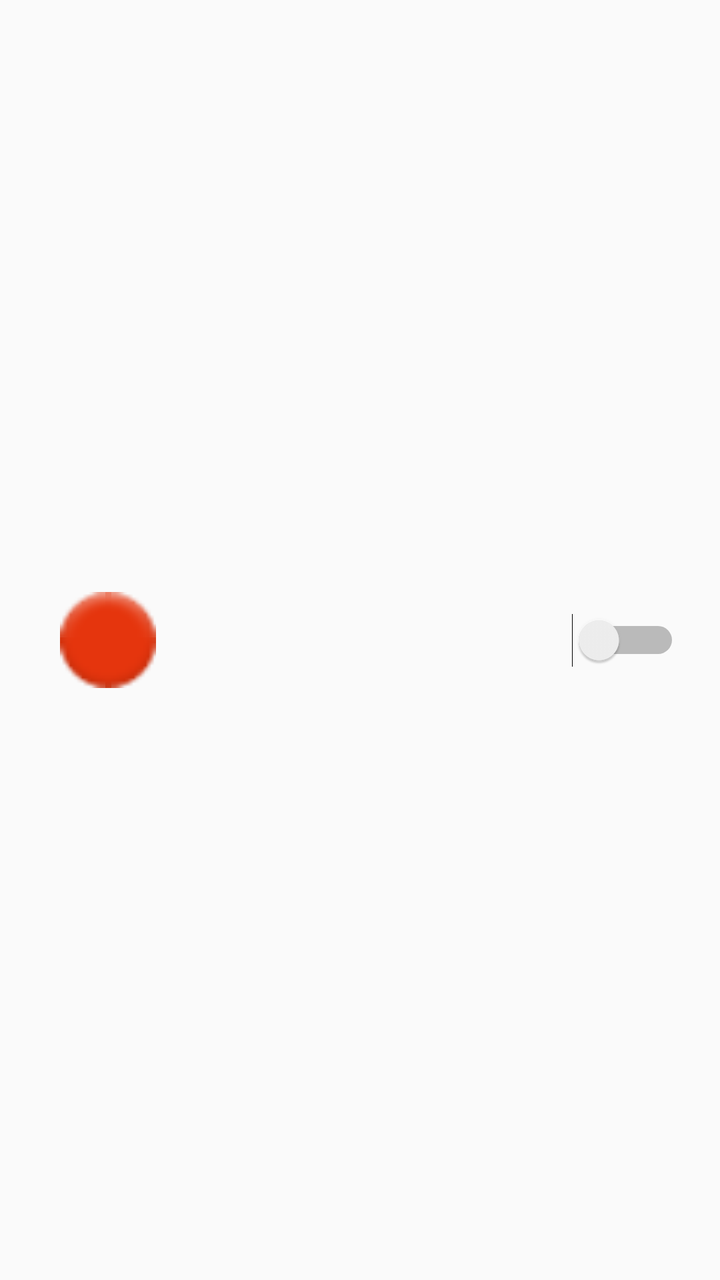
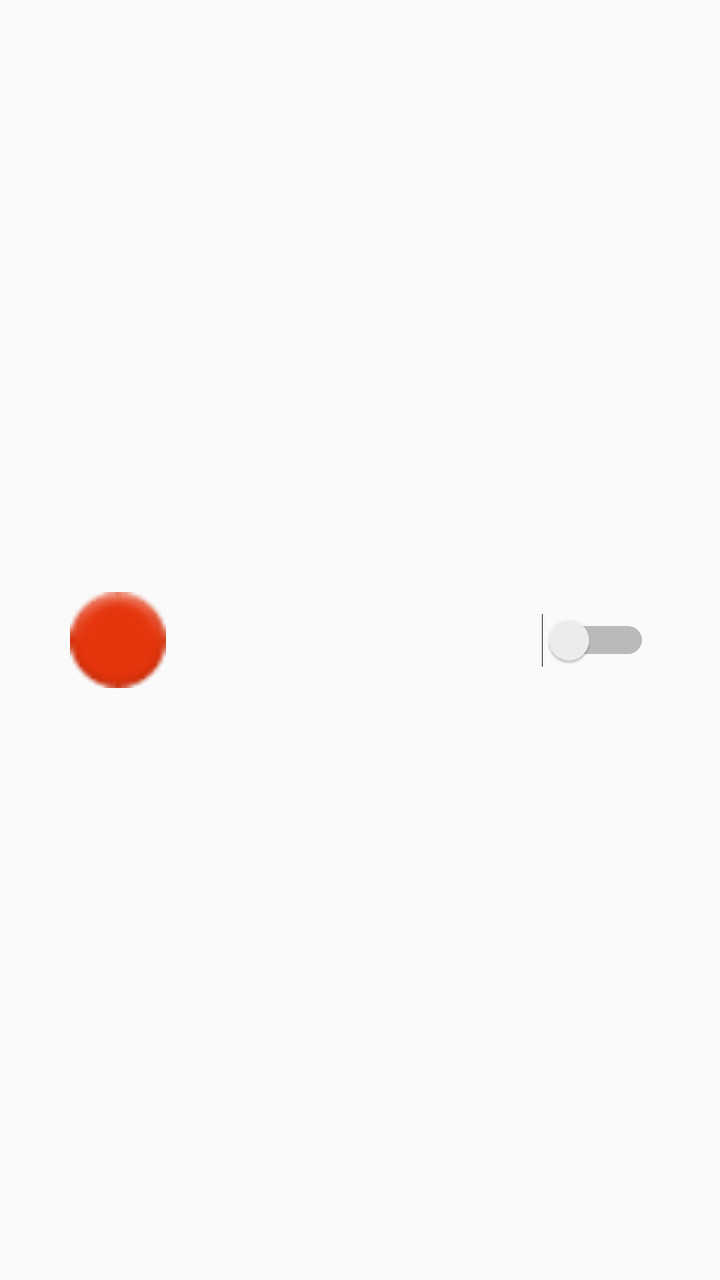

An Android layout rendered at two revisions. The XML below is the earlier revision; the diff shows what the commit changed to produce the second picture.
<!-- AndroidManifest.xml: application theme Theme.BibleReminder -->
<!-- res/layout/app_row.xml -->
<?xml version="1.0" encoding="utf-8"?>
<androidx.constraintlayout.widget.ConstraintLayout xmlns:android="http://schemas.android.com/apk/res/android"
    xmlns:app="http://schemas.android.com/apk/res-auto"
    android:id="@+id/ConstraintLayout"
    android:layout_width="match_parent"
    android:layout_height="48dp"
    android:gravity="center">

    <LinearLayout
        android:layout_width="320dp"
        android:layout_height="fill_parent"
        android:orientation="horizontal"
        app:layout_constraintBottom_toBottomOf="parent"
        app:layout_constraintEnd_toEndOf="parent"
        app:layout_constraintHorizontal_bias="0.5"
        app:layout_constraintStart_toStartOf="parent"
        app:layout_constraintTop_toTopOf="parent"
        app:layout_constraintVertical_bias="0.5">

        <ImageView
            android:id="@+id/app_icon"
            android:layout_width="48dp"
            android:layout_height="match_parent"
            android:layout_marginStart="10dp"
            android:layout_marginEnd="10dp"
            android:contentDescription="@string/app_icon_description"
            android:src="@android:drawable/ic_notification_overlay" />

        <Switch
            android:id="@+id/app_switch"
            android:layout_width="match_parent"
            android:layout_height="match_parent"
            android:text="" />
    </LinearLayout>

</androidx.constraintlayout.widget.ConstraintLayout>
<!-- resources referenced by this layout -->
<resources>
  <string name="app_icon_description">App Icon</string>
  <style name="Theme.BibleReminder" parent="android:Theme.Material.Light.NoActionBar" />
</resources>

<!-- the commit's change to res/layout/app_row.xml (unified diff, before → after) -->
@@ -1,26 +1,30 @@
 <?xml version="1.0" encoding="utf-8"?>
 <androidx.constraintlayout.widget.ConstraintLayout xmlns:android="http://schemas.android.com/apk/res/android"
     xmlns:app="http://schemas.android.com/apk/res-auto"
+    xmlns:tools="http://schemas.android.com/tools"
     android:id="@+id/ConstraintLayout"
     android:layout_width="match_parent"
-    android:layout_height="48dp"
+    android:layout_height="wrap_content"
     android:gravity="center">
 
     <LinearLayout
-        android:layout_width="320dp"
-        android:layout_height="fill_parent"
+        android:layout_width="350dp"
+        android:layout_height="wrap_content"
         android:orientation="horizontal"
+        android:paddingStart="20dp"
+        android:paddingTop="10dp"
+        android:paddingEnd="30dp"
+        android:paddingBottom="10dp"
         app:layout_constraintBottom_toBottomOf="parent"
         app:layout_constraintEnd_toEndOf="parent"
         app:layout_constraintHorizontal_bias="0.5"
         app:layout_constraintStart_toStartOf="parent"
-        app:layout_constraintTop_toTopOf="parent"
-        app:layout_constraintVertical_bias="0.5">
+        app:layout_constraintTop_toTopOf="parent">
 
         <ImageView
             android:id="@+id/app_icon"
             android:layout_width="48dp"
-            android:layout_height="match_parent"
+            android:layout_height="48dp"
             android:layout_marginStart="10dp"
             android:layout_marginEnd="10dp"
             android:contentDescription="@string/app_icon_description"
@@ -29,8 +33,9 @@
         <Switch
             android:id="@+id/app_switch"
             android:layout_width="match_parent"
-            android:layout_height="match_parent"
-            android:text="" />
+            android:layout_height="48dp"
+            android:text=""
+            tools:ignore="UseSwitchCompatOrMaterialXml" />
     </LinearLayout>
 
 </androidx.constraintlayout.widget.ConstraintLayout>
